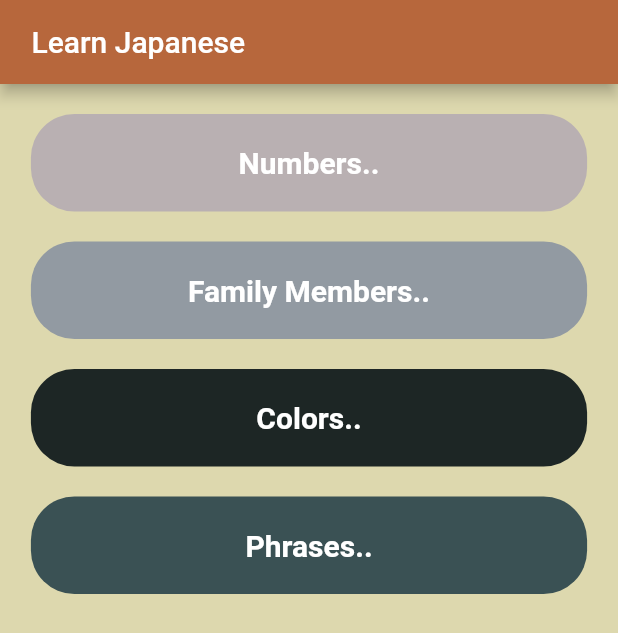
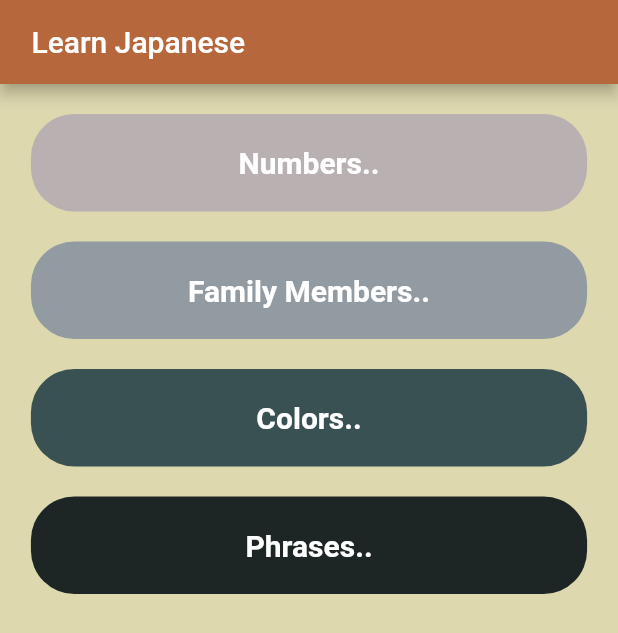
Before and after one commit to MohamedFouad99/language_app, a Flutter app: the screen it shows after launch, on a phone screen of 412 x 824 dp. Shown: the top 633 px of the screen. Run offline on Flutter 3.47's test engine with Material 2 defaults, Android fonts, the phone set to English and light mode, and no system bars.

Commit message:
#edit_home_screen

```diff
--- /dev/null
+++ b/lib/components/category_item.dart
@@ -0,0 +1,27 @@
+import 'package:flutter/material.dart';
+
+class cardDesign extends StatelessWidget {
+  String text;
+  Color color;
+  cardDesign({
+    required this.text,
+    required this.color,
+  });
+
+  @override
+  Widget build(BuildContext context) {
+    return Container(
+      decoration:
+          BoxDecoration(color: color, borderRadius: BorderRadius.circular(29)),
+      height: 65,
+      width: MediaQuery.of(context).size.width * .9,
+      child: Center(
+        child: Text(
+          text,
+          style: TextStyle(
+              color: Colors.white, fontSize: 20, fontWeight: FontWeight.bold),
+        ),
+      ),
+    );
+  }
+}
--- a/lib/main.dart
+++ b/lib/main.dart
@@ -1,5 +1,5 @@
 import 'package:flutter/material.dart';
-import 'package:language_app/home_screen.dart';
+import 'package:language_app/screens/home_screen.dart';
 
 void main() {
   runApp(const MyApp());
@@ -11,7 +11,7 @@ class MyApp extends StatelessWidget {
   // This widget is the root of your application.
   @override
   Widget build(BuildContext context) {
-    return MaterialApp(
+    return const MaterialApp(
       debugShowCheckedModeBanner: false,
       home: HomeScreen(),
     );
--- /dev/null
+++ b/lib/screens/home_screen.dart
@@ -0,0 +1,53 @@
+// ignore_for_file: public_member_api_docs, sort_constructors_first, use_key_in_widget_constructors, must_be_immutable, camel_case_types
+import 'package:flutter/material.dart';
+
+import '../components/category_item.dart';
+
+class HomeScreen extends StatelessWidget {
+  const HomeScreen({super.key});
+
+  @override
+  Widget build(BuildContext context) {
+    return Scaffold(
+      backgroundColor: const Color(0xFFDDD8AE),
+      appBar: AppBar(
+        backgroundColor: const Color(0xFFB7673C),
+        title: const Text(' Learn Japanese'),
+      ),
+      body: Center(
+        child: Column(
+          children: [
+            const SizedBox(
+              height: 20,
+            ),
+            cardDesign(
+              color: const Color(0xFFB9B0B2),
+              text: 'Numbers..',
+            ),
+            const SizedBox(
+              height: 20,
+            ),
+            cardDesign(
+              color: const Color(0xFF929AA2),
+              text: 'Family Members..',
+            ),
+            const SizedBox(
+              height: 20,
+            ),
+            cardDesign(
+              color: const Color(0xFF3A5154),
+              text: 'Colors..',
+            ),
+            const SizedBox(
+              height: 20,
+            ),
+            cardDesign(
+              color: const Color(0xFF1D2625),
+              text: 'Phrases..',
+            ),
+          ],
+        ),
+      ),
+    );
+  }
+}
```
